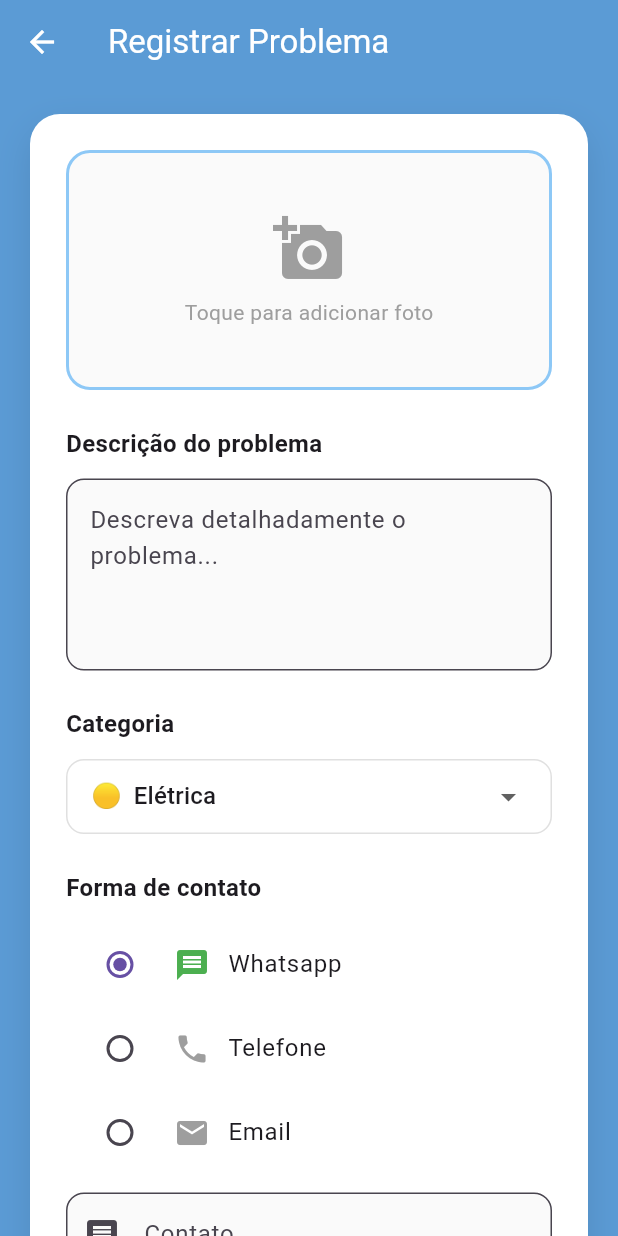
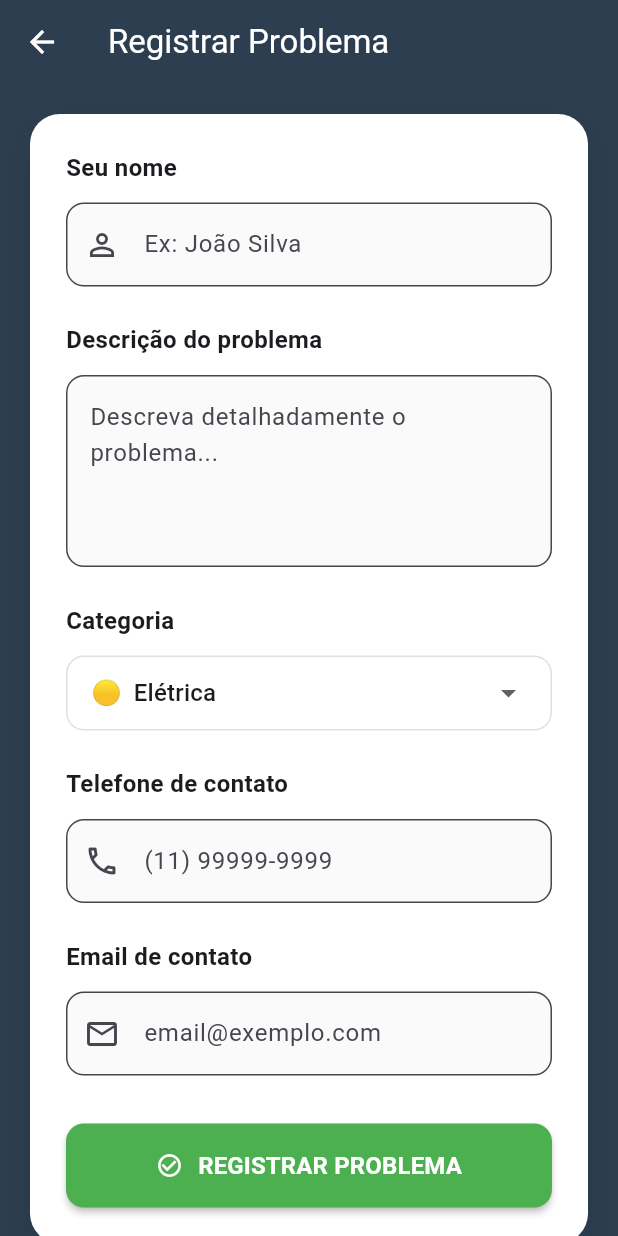
Before and after one commit to kauapcota-sketch/P.I_Work_Fast, a Flutter app: the RegistrarProblemaPage screen opened directly, on a phone screen of 412 x 824 dp. Run offline on Flutter 3.47's test engine with Material 3 defaults, Android fonts, the phone set to English and light mode, and no system bars; our stand-ins replace hive_flutter, image_picker; accounts and stored records are empty.

Commit message:
melhoria na pagina de registrar problema e conserto de erros

```diff
--- a/workfast/lib/chamado_model.dart
+++ b/workfast/lib/chamado_model.dart
@@ -95,6 +95,11 @@ class ChamadoService {
     ),
   ];
 
+  // NOVO: método para adicionar chamados registrados pelo usuário
+  static void adicionarChamado(Chamado chamado) {
+    _todosChamados.insert(0, chamado); // Insere no topo da lista
+  }
+
   static List<Chamado> getChamadosPorCategoria(CategoriaChamado categoria) {
     if (categoria == CategoriaChamado.geral) {
       return _todosChamados;
--- a/workfast/lib/registrar_problema_page.dart
+++ b/workfast/lib/registrar_problema_page.dart
@@ -1,21 +1,20 @@
-import 'dart:io';
 import 'package:flutter/material.dart';
-import 'package:image_picker/image_picker.dart';
-import 'package:url_launcher/url_launcher.dart';
+import 'package:workfast/chamado_model.dart';
 
-void main() {
-  runApp(const registraProblema());
-}
+// REMOVIDO: 'dart:io', 'image_picker', 'url_launcher'
+// Motivo: o envio não deve abrir apps externos; deve registrar no ChamadoService
+
+// REMOVIDO: void main() e o wrapper MaterialApp
+// Motivo: wrapping com MaterialApp próprio quebrava a navegação (tela preta ao voltar),
+// porque o Navigator.pop perdia o contexto do app principal.
 
 class registraProblema extends StatelessWidget {
   const registraProblema({super.key});
 
   @override
   Widget build(BuildContext context) {
-    return const MaterialApp(
-      debugShowCheckedModeBanner: false,
-      home: RegistrarProblemaPage(),
-    );
+    // Agora é apenas um Scaffold simples, sem MaterialApp
+    return const RegistrarProblemaPage();
   }
 }
 
@@ -27,110 +26,25 @@ class RegistrarProblemaPage extends StatefulWidget {
 }
 
 class _RegistrarProblemaPageState extends State<RegistrarProblemaPage> {
-  File? imagemSelecionada;
   bool isLoading = false;
 
+  final nomeController = TextEditingController();
   final descricaoController = TextEditingController();
-  final contatoController = TextEditingController();
+  final telefoneController = TextEditingController();
+  final emailController = TextEditingController();
 
   String categoriaEscolhida = 'Elétrica';
-  String formaContato = 'Whatsapp';
 
-  final picker = ImagePicker();
-
-  final List<Map<String, String>> categorias = [
-    {'nome': 'Elétrica', 'emoji': '🟡'},
-    {'nome': 'Estrutural', 'emoji': '🟤'},
-    {'nome': 'Informática', 'emoji': '🖥️'},
-    {'nome': 'Outro', 'emoji': '❓'},
+  final List<Map<String, dynamic>> categorias = [
+    {'nome': 'Elétrica', 'emoji': '🟡', 'valor': CategoriaChamado.eletrica},
+    {'nome': 'Estrutural', 'emoji': '🟤', 'valor': CategoriaChamado.estrutural},
+    {
+      'nome': 'Informática',
+      'emoji': '🖥️',
+      'valor': CategoriaChamado.informatica
+    },
+    {'nome': 'Geral', 'emoji': '❓', 'valor': CategoriaChamado.geral},
   ];
-
-  Future<void> selecionarImagem(ImageSource source) async {
-    try {
-      final XFile? imagem = await picker.pickImage(
-        source: source,
-        imageQuality: 80,
-      );
-
-      if (imagem != null && mounted) {
-        setState(() {
-          imagemSelecionada = File(imagem.path);
-        });
-      }
-    } catch (e) {
-      if (mounted) mostrarSnack('Erro ao selecionar imagem', erro: true);
-    }
-  }
-
-  Future<void> enviar() async {
-    final descricao = descricaoController.text.trim();
-    final contato = contatoController.text.trim();
-
-    if (descricao.isEmpty) {
-      mostrarSnack('Descreva o problema.', erro: true);
-      return;
-    }
-
-    if (contato.isEmpty) {
-      mostrarSnack('Informe um contato.', erro: true);
-      return;
-    }
-
-    final mensagem = '''
-Olá! Estou registrando um problema.
-
-Categoria: $categoriaEscolhida
-Descrição: $descricao
-Contato ($formaContato): $contato
-${imagemSelecionada != null ? '\n*Foto do problema anexada*' : ''}
-''';
-
-    setState(() => isLoading = true);
-
-    try {
-      Uri uri;
-
-      switch (formaContato) {
-        case 'Whatsapp':
-          final numero = contato.replaceAll(RegExp(r'[^0-9]'), '');
-          uri = Uri.parse(
-              'https://wa.me/$numero?text=${Uri.encodeComponent(mensagem)}');
-          break;
-        case 'Telefone':
-          final numero = contato.replaceAll(RegExp(r'[^0-9]'), '');
-          uri = Uri.parse('tel:$numero');
-          break;
-        case 'Email':
-          uri = Uri(
-            scheme: 'mailto',
-            path: contato,
-            queryParameters: {
-              'subject': 'Problema: $categoriaEscolhida',
-              'body': mensagem,
-            },
-          );
-          break;
-        default:
-          throw Exception('Forma de contato inválida');
-      }
-
-      if (mounted) {
-        await launchUrl(
-          uri,
-          mode: LaunchMode.externalApplication,
-        );
-        mostrarSnack('Problema enviado com sucesso!');
-      }
-    } catch (e) {
-      if (mounted) {
-        mostrarSnack(
-            'Não foi possível enviar. Verifique sua conexão ou app instalado.',
-            erro: true);
-      }
-    } finally {
-      if (mounted) setState(() => isLoading = false);
-    }
-  }
 
   void mostrarSnack(String texto, {bool erro = false}) {
     ScaffoldMessenger.of(context).showSnackBar(
@@ -143,36 +57,74 @@ ${imagemSelecionada != null ? '\n*Foto do problema anexada*' : ''}
     );
   }
 
-  String get hintContato {
-    return switch (formaContato) {
-      'Whatsapp' => '(11) 99999-9999',
-      'Telefone' => '(11) 3333-3333',
-      'Email' => 'email@exemplo.com',
-      _ => '',
-    };
+  void enviar() {
+    final nome = nomeController.text.trim();
+    final descricao = descricaoController.text.trim();
+    final telefone = telefoneController.text.trim();
+    final email = emailController.text.trim();
+
+    if (nome.isEmpty) {
+      mostrarSnack('Informe seu nome.', erro: true);
+      return;
+    }
+    if (descricao.isEmpty) {
+      mostrarSnack('Descreva o problema.', erro: true);
+      return;
+    }
+    if (telefone.isEmpty) {
+      mostrarSnack('Informe um telefone de contato.', erro: true);
+      return;
+    }
+    if (email.isEmpty) {
+      mostrarSnack('Informe um email de contato.', erro: true);
+      return;
+    }
+
+    // Encontra o enum da categoria selecionada
+    final categoriaSelecionada = categorias.firstWhere(
+      (c) => c['nome'] == categoriaEscolhida,
+    )['valor'] as CategoriaChamado;
+
+    // Registra o chamado diretamente no ChamadoService
+    final novoChamado = Chamado(
+      nome: nome,
+      descricao: descricao,
+      telefone: telefone,
+      email: email,
+      categoria: categoriaSelecionada,
+    );
+
+    ChamadoService.adicionarChamado(novoChamado);
+
+    mostrarSnack('Problema registrado com sucesso!');
+
+    // Volta para a tela anterior e avisa que houve novo chamado
+    Future.delayed(const Duration(milliseconds: 800), () {
+      if (mounted) Navigator.pop(context, true);
+    });
   }
 
   @override
   void dispose() {
+    nomeController.dispose();
     descricaoController.dispose();
-    contatoController.dispose();
+    telefoneController.dispose();
+    emailController.dispose();
     super.dispose();
   }
 
   @override
   Widget build(BuildContext context) {
     return Scaffold(
-      backgroundColor: const Color(0xFF5B9BD5),
+      backgroundColor: const Color(0xFF2C3E50),
       appBar: AppBar(
         title: const Text('Registrar Problema'),
-        backgroundColor: const Color(0xFF5B9BD5),
+        backgroundColor: const Color(0xFF2C3E50),
         elevation: 0,
         foregroundColor: Colors.white,
         leading: IconButton(
           icon: const Icon(Icons.arrow_back),
-          onPressed: () {
-            Navigator.pop(context);
-          },
+          onPressed: () => Navigator.pop(context),
         ),
       ),
       body: SingleChildScrollView(
@@ -193,104 +145,28 @@ ${imagemSelecionada != null ? '\n*Foto do problema anexada*' : ''}
           child: Column(
             crossAxisAlignment: CrossAxisAlignment.start,
             children: [
-              // Image picker
-              GestureDetector(
-                onTap: () => showModalBottomSheet(
-                  context: context,
-                  backgroundColor: Colors.grey[100],
-                  shape: const RoundedRectangleBorder(
-                    borderRadius:
-                        BorderRadius.vertical(top: Radius.circular(20)),
+              // Nome
+              const Text(
+                'Seu nome',
+                style: TextStyle(fontSize: 16, fontWeight: FontWeight.w600),
               ),
-                  builder: (_) => SafeArea(
-                    child: Wrap(
-                      children: [
-                        ListTile(
-                          leading:
-                              const Icon(Icons.camera_alt, color: Colors.blue),
-                          title: const Text('Tirar foto'),
-                          onTap: () {
-                            Navigator.pop(context);
-                            selecionarImagem(ImageSource.camera);
-                          },
+              const SizedBox(height: 12),
+              TextField(
+                controller: nomeController,
+                textCapitalization: TextCapitalization.words,
+                decoration: InputDecoration(
+                  hintText: 'Ex: João Silva',
+                  prefixIcon: const Icon(Icons.person_outline),
+                  border: OutlineInputBorder(
+                    borderRadius: BorderRadius.circular(12),
                   ),
-                        ListTile(
-                          leading: const Icon(Icons.photo_library,
-                              color: Colors.blue),
-                          title: const Text('Escolher da galeria'),
-                          onTap: () {
-                            Navigator.pop(context);
-                            selecionarImagem(ImageSource.gallery);
-                          },
-                        ),
-                      ],
-                    ),
-                  ),
-                ),
-                child: Container(
-                  width: double.infinity,
-                  height: 160,
-                  decoration: BoxDecoration(
-                    color: Colors.grey[50],
-                    borderRadius: BorderRadius.circular(16),
-                    border: Border.all(
-                      color: imagemSelecionada != null
-                          ? Colors.green
-                          : Colors.blue.withOpacity(0.5),
-                      width: 2,
-                    ),
-                  ),
-                  child: imagemSelecionada == null
-                      ? const Column(
-                          mainAxisAlignment: MainAxisAlignment.center,
-                          children: [
-                            Icon(Icons.add_a_photo,
-                                size: 48, color: Colors.grey),
-                            SizedBox(height: 8),
-                            Text(
-                              'Toque para adicionar foto',
-                              style: TextStyle(color: Colors.grey),
-                            ),
-                          ],
-                        )
-                      : Stack(
-                          children: [
-                            ClipRRect(
-                              borderRadius: BorderRadius.circular(14),
-                              child: Image.file(
-                                imagemSelecionada!,
-                                width: double.infinity,
-                                height: 160,
-                                fit: BoxFit.cover,
-                              ),
-                            ),
-                            Positioned(
-                              top: 8,
-                              right: 8,
-                              child: GestureDetector(
-                                onTap: () =>
-                                    setState(() => imagemSelecionada = null),
-                                child: Container(
-                                  padding: const EdgeInsets.all(4),
-                                  decoration: const BoxDecoration(
-                                    color: Colors.black54,
-                                    shape: BoxShape.circle,
-                                  ),
-                                  child: const Icon(
-                                    Icons.close,
-                                    color: Colors.white,
-                                    size: 20,
-                                  ),
-                                ),
-                              ),
-                            ),
-                          ],
-                        ),
+                  filled: true,
+                  fillColor: Colors.grey[50],
                 ),
               ),
               const SizedBox(height: 24),
 
-              // Description
+              // Descrição
               const Text(
                 'Descrição do problema',
                 style: TextStyle(fontSize: 16, fontWeight: FontWeight.w600),
@@ -311,7 +187,7 @@ ${imagemSelecionada != null ? '\n*Foto do problema anexada*' : ''}
               ),
               const SizedBox(height: 24),
 
-              // Category
+              // Categoria
               const Text(
                 'Categoria',
                 style: TextStyle(fontSize: 16, fontWeight: FontWeight.w600),
@@ -329,12 +205,12 @@ ${imagemSelecionada != null ? '\n*Foto do problema anexada*' : ''}
                     value: categoriaEscolhida,
                     items: categorias.map((categoria) {
                       return DropdownMenuItem<String>(
-                        value: categoria['nome'],
+                        value: categoria['nome'] as String,
                         child: Row(
                           children: [
-                            Text(categoria['emoji']!),
+                            Text(categoria['emoji'] as String),
                             const SizedBox(width: 8),
-                            Text(categoria['nome']!),
+                            Text(categoria['nome'] as String),
                           ],
                         ),
                       );
@@ -349,59 +225,39 @@ ${imagemSelecionada != null ? '\n*Foto do problema anexada*' : ''}
               ),
               const SizedBox(height: 24),
 
-              // Contact method
+              // Telefone
               const Text(
-                'Forma de contato',
+                'Telefone de contato',
                 style: TextStyle(fontSize: 16, fontWeight: FontWeight.w600),
               ),
               const SizedBox(height: 12),
-              ...['Whatsapp', 'Telefone', 'Email'].map((item) {
-                return RadioListTile<String>(
-                  title: Row(
-                    children: [
-                      Icon(
-                        switch (item) {
-                          'Whatsapp' => Icons.message,
-                          'Telefone' => Icons.phone,
-                          'Email' => Icons.email,
-                          _ => Icons.contact_mail,
-                        },
-                        color:
-                            formaContato == item ? Colors.green : Colors.grey,
+              TextField(
+                controller: telefoneController,
+                keyboardType: TextInputType.phone,
+                decoration: InputDecoration(
+                  hintText: '(11) 99999-9999',
+                  prefixIcon: const Icon(Icons.phone_outlined),
+                  border: OutlineInputBorder(
+                    borderRadius: BorderRadius.circular(12),
                   ),
-                      const SizedBox(width: 12),
-                      Text(item),
-                    ],
+                  filled: true,
+                  fillColor: Colors.grey[50],
                 ),
-                  value: item,
-                  groupValue: formaContato,
-                  onChanged: (value) {
-                    if (value != null) {
-                      setState(() => formaContato = value);
-                      // Clear contact field when changing method
-                      contatoController.clear();
-                    }
-                  },
-                );
-              }),
+              ),
+              const SizedBox(height: 24),
 
+              // Email
+              const Text(
+                'Email de contato',
+                style: TextStyle(fontSize: 16, fontWeight: FontWeight.w600),
+              ),
               const SizedBox(height: 12),
               TextField(
-                controller: contatoController,
-                keyboardType: formaContato == 'Email'
-                    ? TextInputType.emailAddress
-                    : TextInputType.phone,
+                controller: emailController,
+                keyboardType: TextInputType.emailAddress,
                 decoration: InputDecoration(
-                  labelText: 'Contato',
-                  hintText: hintContato,
-                  prefixIcon: Icon(
-                    switch (formaContato) {
-                      'Whatsapp' => Icons.message,
-                      'Telefone' => Icons.phone,
-                      'Email' => Icons.email,
-                      _ => Icons.contact_mail,
-                    },
-                  ),
+                  hintText: 'email@exemplo.com',
+                  prefixIcon: const Icon(Icons.email_outlined),
                   border: OutlineInputBorder(
                     borderRadius: BorderRadius.circular(12),
                   ),
@@ -411,14 +267,14 @@ ${imagemSelecionada != null ? '\n*Foto do problema anexada*' : ''}
               ),
               const SizedBox(height: 32),
 
-              // Send button
+              // Botão enviar
               SizedBox(
                 width: double.infinity,
                 height: 56,
                 child: ElevatedButton(
                   onPressed: isLoading ? null : enviar,
                   style: ElevatedButton.styleFrom(
-                    backgroundColor: Colors.green,
+                    backgroundColor: const Color(0xFF4CAF50),
                     foregroundColor: Colors.white,
                     shape: RoundedRectangleBorder(
                       borderRadius: BorderRadius.circular(12),
@@ -434,12 +290,19 @@ ${imagemSelecionada != null ? '\n*Foto do problema anexada*' : ''}
                             strokeWidth: 2,
                           ),
                         )
-                      : const Text(
-                          'ENVIAR PROBLEMA',
+                      : const Row(
+                          mainAxisAlignment: MainAxisAlignment.center,
+                          children: [
+                            Icon(Icons.check_circle_outline),
+                            SizedBox(width: 10),
+                            Text(
+                              'REGISTRAR PROBLEMA',
                               style: TextStyle(
                                 fontSize: 16,
                                 fontWeight: FontWeight.bold,
                               ),
+                            ),
+                          ],
                         ),
                 ),
               ),
```
Lines whose indentation alone changed are shown as unchanged.
